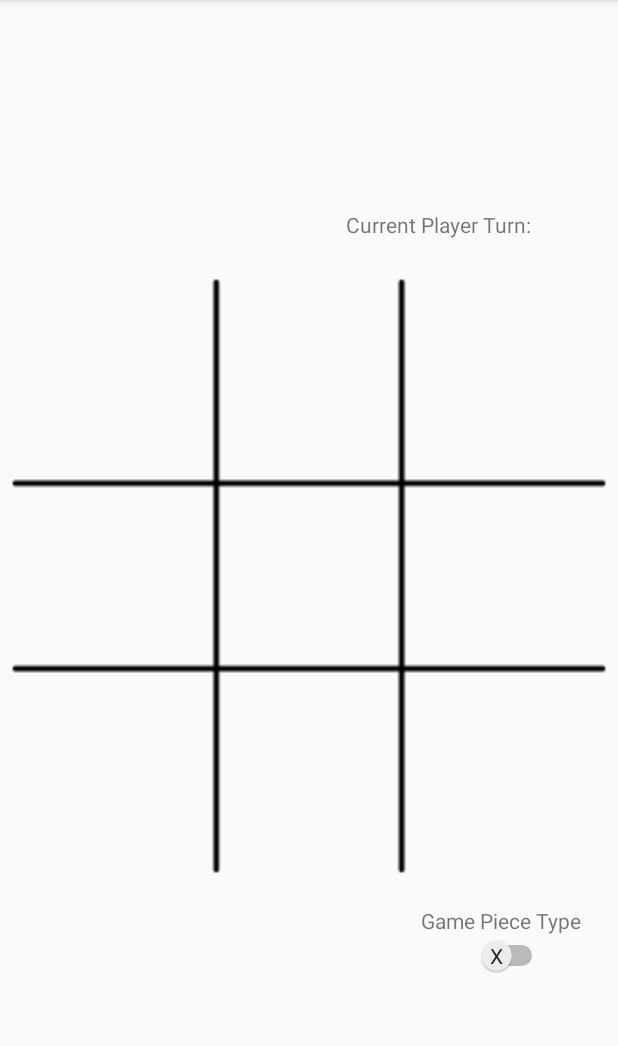
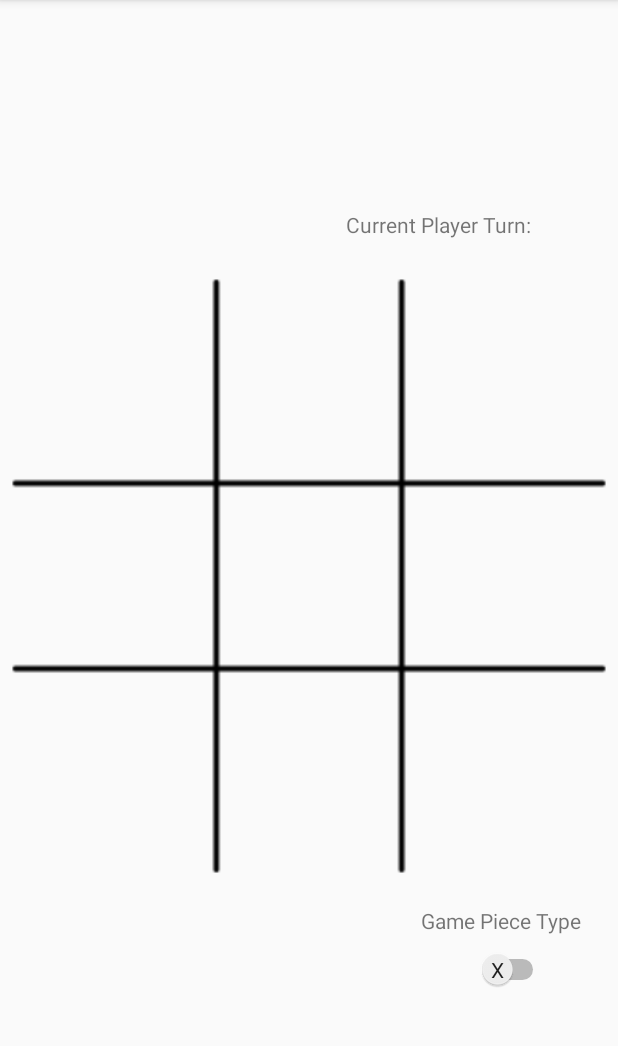
Before and after one commit to dclaxton/4020-Assignment1, an Android app: the Wild screen opened directly, with no data from a screen before it, on a phone screen of 412 x 824 dp, the part 84-1130 px from its top. Run offline under Robolectric (Android 15) with nearby library versions, the phone set to English and light mode, and no system bars.

Commit message:
Added: showResults (Wild), setGridNotClickable (Wild), restartGame (Wild) Modified: onClick (Wild), AndroidManifest.xml

```diff
--- a/app/src/main/res/layout/activity_play_wild.xml
+++ b/app/src/main/res/layout/activity_play_wild.xml
@@ -24,7 +24,7 @@
         android:layout_height="wrap_content"
         android:text=""
         android:textColor="#ff0000"
-        android:textSize="60sp"
+        android:textSize="55sp"
         android:visibility="gone"
         app:layout_constraintBottom_toBottomOf="@+id/gridView"
         app:layout_constraintEnd_toEndOf="parent"
@@ -190,8 +190,8 @@
 
     <Switch
         android:id="@+id/gamePieceSwitch"
-        android:layout_width="61dp"
-        android:layout_height="19dp"
+        android:layout_width="66dp"
+        android:layout_height="45dp"
         app:layout_constraintBottom_toBottomOf="@+id/gridView"
         app:layout_constraintEnd_toEndOf="parent"
         app:layout_constraintHorizontal_bias="0.867"
```
Also changed, not shown: app/src/main/java/csci/apsu/tictactoe/Wild.java (line endings or trailing spaces).
